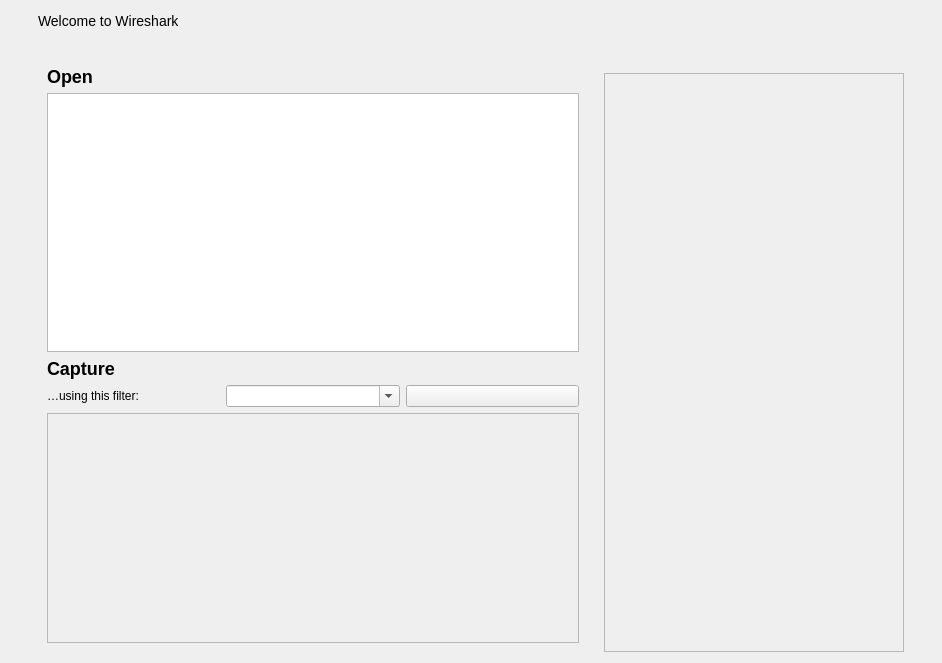
Old version of the form ui/qt/welcome_page.ui in the repository oXoi/wireshark.
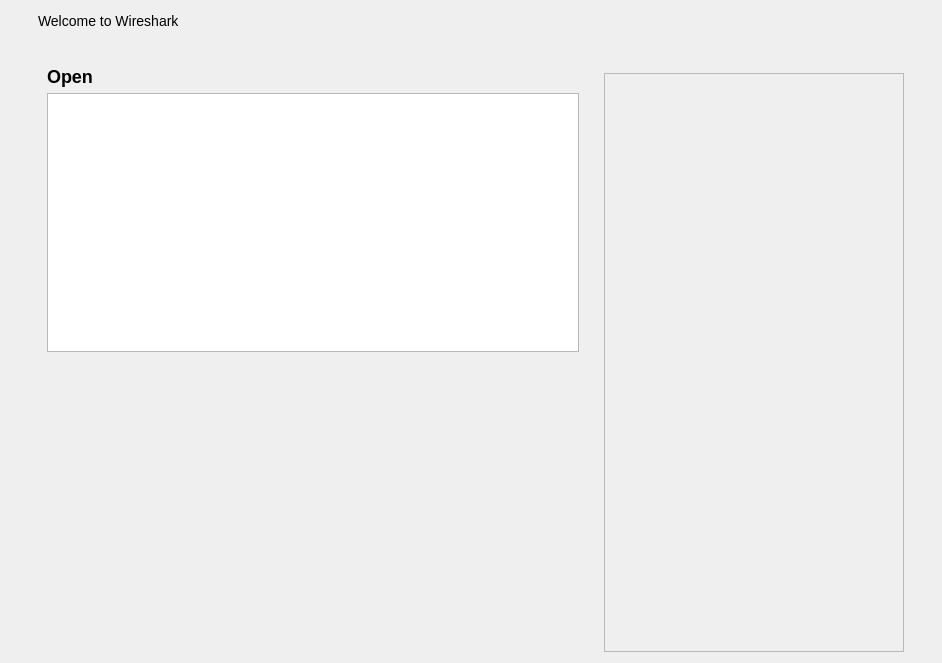
New version of the form. Custom widgets are drawn as their Qt base class.

Commit message:
Qt: Move capture interface selection to own widget
This declutters the welcome page code as well as helps getting
the organization of the main page UI better streamlined

AI-Assisted: no

Diff of the .ui file:
```diff
--- a/ui/qt/welcome_page.ui
+++ b/ui/qt/welcome_page.ui
@@ -128,71 +128,17 @@
          </layout>
         </item>
         <item>
-         <layout class="QVBoxLayout" name="captureSectionLayout">
-          <item>
-           <widget class="ClickableLabel" name="captureSectionLabel">
-            <property name="accessibleName">
-             <string>Capture</string>
-            </property>
-            <property name="accessibleDescription">
-             <string>Start a new capture session</string>
-            </property>
-            <property name="toolTip">
-             <string>&lt;html&gt;&lt;head/&gt;&lt;body&gt;&lt;p&gt;Capture live packets from your network.&lt;/p&gt;&lt;/body&gt;&lt;/html&gt;</string>
-            </property>
-            <property name="text">
-             <string>&lt;h2&gt;Capture&lt;/h2&gt;</string>
-            </property>
-           </widget>
-          </item>
-          <item>
-           <layout class="QHBoxLayout" name="captureSectionFilterRowLayout">
-            <item>
-             <widget class="QLabel" name="captureSectionFilterLabel">
-              <property name="text">
-               <string>…using this filter:</string>
-              </property>
-             </widget>
-            </item>
-            <item>
-             <widget class="CaptureFilterCombo" name="captureSectionFilterComboBox">
-              <property name="editable">
-               <bool>true</bool>
-              </property>
-             </widget>
-            </item>
-            <item>
-             <widget class="QPushButton" name="captureSectionInterfaceTypeButton">
-              <property name="text">
-               <string/>
-              </property>
-             </widget>
-            </item>
-           </layout>
-          </item>
-          <item>
-           <widget class="InterfaceFrame" name="captureSectionInterfaceFrame">
+         <widget class="CaptureCardWidget" name="captureSectionCard">
             <property name="sizePolicy">
              <sizepolicy hsizetype="Preferred" vsizetype="MinimumExpanding">
               <horstretch>0</horstretch>
               <verstretch>0</verstretch>
              </sizepolicy>
             </property>
-            <property name="accessibleName">
-             <string>Interface list</string>
-            </property>
-            <property name="accessibleDescription">
-             <string>List of available capture interfaces</string>
-            </property>
             <property name="frameShape">
-             <enum>QFrame::Shape::StyledPanel</enum>
-            </property>
-            <property name="frameShadow">
-             <enum>QFrame::Shadow::Raised</enum>
-            </property>
-           </widget>
-          </item>
-         </layout>
+           <enum>QFrame::Shape::NoFrame</enum>
+          </property>
+         </widget>
         </item>
        </layout>
       </widget>
@@ -299,16 +245,11 @@
    <container>1</container>
   </customwidget>
   <customwidget>
-   <class>InterfaceFrame</class>
+   <class>CaptureCardWidget</class>
    <extends>QFrame</extends>
-   <header>interface_frame.h</header>
+   <header>widgets/capture_card_widget.h</header>
    <container>1</container>
   </customwidget>
-  <customwidget>
-   <class>CaptureFilterCombo</class>
-   <extends>QComboBox</extends>
-   <header>widgets/capture_filter_combo.h</header>
-  </customwidget>
   <customwidget>
    <class>ClickableLabel</class>
    <extends>QLabel</extends>
```
Lines whose indentation alone changed are shown as unchanged. The commit also changes 16 other files.
